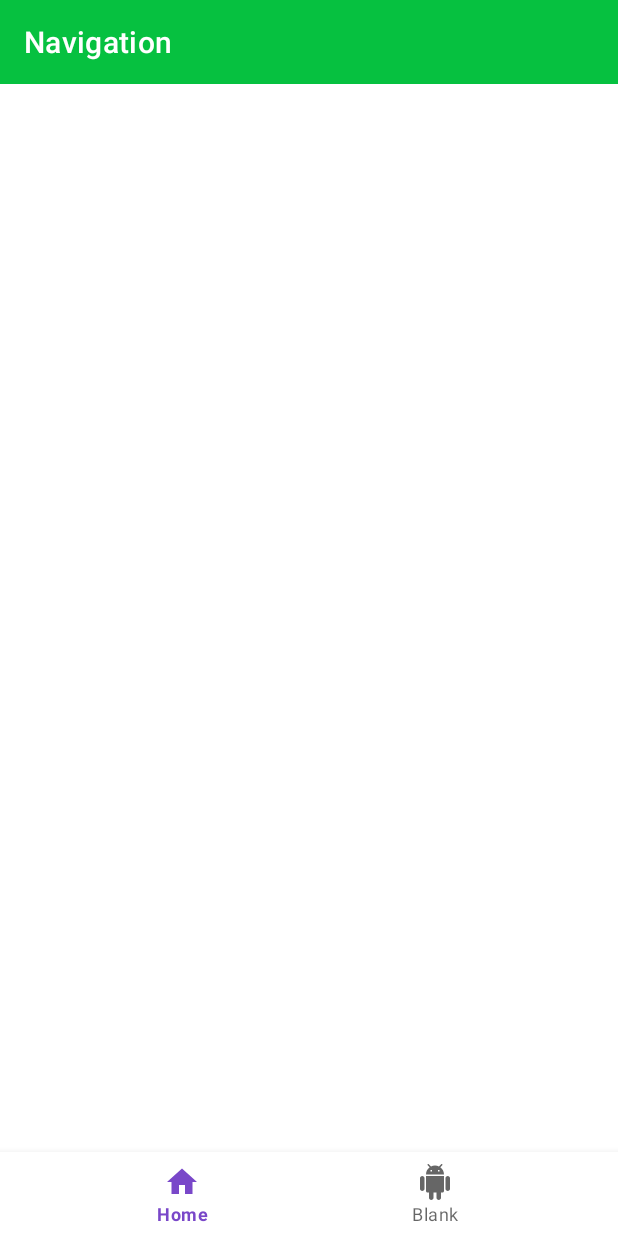
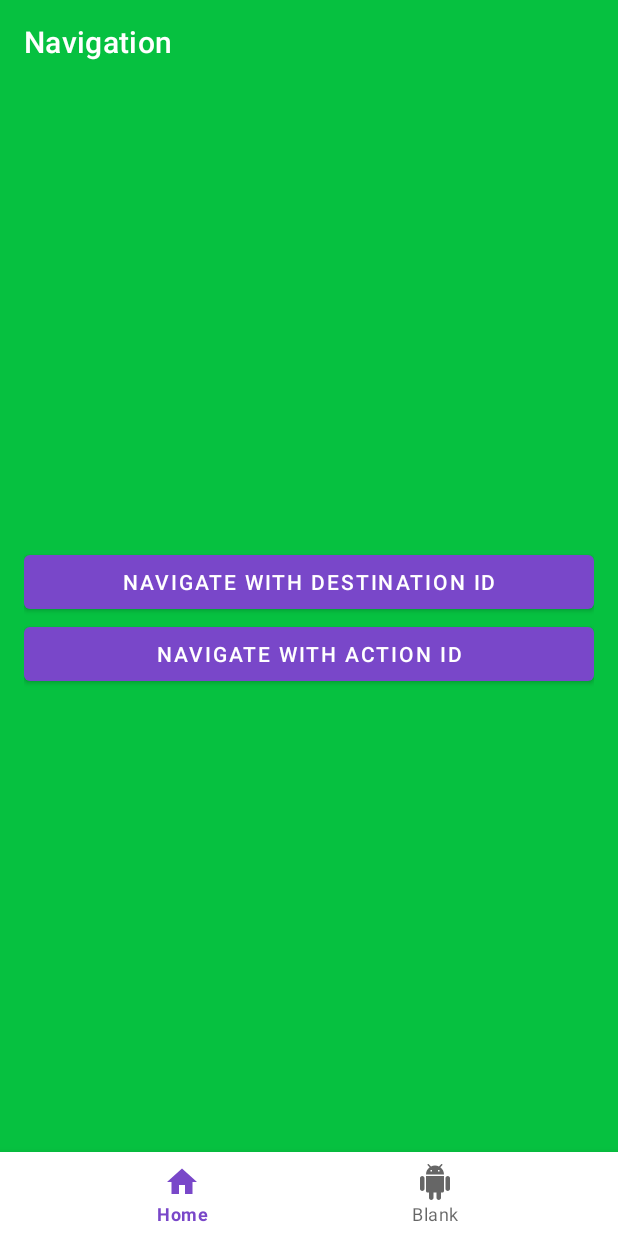
Before and after one commit to irvingDevMobi/navigation, an Android app: the screen it shows after launch (MainActivity), on a phone screen of 412 x 824 dp. Run offline under Robolectric (Android 15) with nearby library versions, the phone set to English and light mode, and no system bars; our stand-ins replace navigation-ui.

Commit message:
final exercise

```diff
--- a/app/build.gradle
+++ b/app/build.gradle
@@ -2,7 +2,7 @@ plugins {
     id 'com.android.application'
     id 'org.jetbrains.kotlin.android'
     // TODO: 7b add safe-args plugin
-    //id 'androidx.navigation.safeargs'
+    id 'androidx.navigation.safeargs'
 }
 
 android {
@@ -54,6 +54,6 @@ dependencies {
 
     // TODO: 1 add dependencies
     def nav_version = "2.5.3"
-    //implementation("androidx.navigation:navigation-fragment-ktx:$nav_version")
-    //implementation("androidx.navigation:navigation-ui-ktx:$nav_version")
+    implementation("androidx.navigation:navigation-fragment-ktx:$nav_version")
+    implementation("androidx.navigation:navigation-ui-ktx:$nav_version")
 }
--- a/app/src/main/java/com/wizeline/academy/myapplication/GoldenUserFragment.kt
+++ b/app/src/main/java/com/wizeline/academy/myapplication/GoldenUserFragment.kt
@@ -6,6 +6,7 @@ import android.view.View
 import android.view.ViewGroup
 import android.widget.Button
 import androidx.fragment.app.Fragment
+import androidx.navigation.fragment.findNavController
 
 /**
  * A simple [Fragment] subclass.
@@ -26,7 +27,10 @@ class GoldenUserFragment : Fragment() {
         // Inflate the layout for this fragment
         val view = inflater.inflate(R.layout.fragment_golden_user, container, false)
         view.findViewById<Button>(R.id.goldenButton)?.setOnClickListener {
-            // TODO: 8b go to home Fragment
+            findNavController().navigate(R.id.action_goldenUserFragment_to_homeFragment)
+        }
+        view.findViewById<Button>(R.id.goldenButton2)?.setOnClickListener {
+            findNavController().navigate(R.id.action_goldenUserFragment_to_blackFragment)
         }
         return view
     }
--- a/app/src/main/java/com/wizeline/academy/myapplication/MainActivity.kt
+++ b/app/src/main/java/com/wizeline/academy/myapplication/MainActivity.kt
@@ -3,6 +3,9 @@ package com.wizeline.academy.myapplication
 import android.os.Bundle
 import androidx.appcompat.app.AppCompatActivity
 import androidx.appcompat.widget.Toolbar
+import androidx.navigation.fragment.NavHostFragment
+import androidx.navigation.ui.setupWithNavController
+import com.google.android.material.bottomnavigation.BottomNavigationView
 
 class MainActivity : AppCompatActivity() {
 
@@ -18,5 +21,12 @@ class MainActivity : AppCompatActivity() {
         // TODO 9a: Make bottom navigation view works
         // NOTE: verify menu ids match with destinations ids
 
+        val host = supportFragmentManager.findFragmentById(R.id.nav_host) as NavHostFragment? ?: return
+        val navController = host.navController
+
+        val bottomNavigationView = findViewById<BottomNavigationView>(R.id.bottom_nav_view)
+        bottomNavigationView?.setupWithNavController(navController)
+
+
     }
 }
--- a/app/src/main/res/layout/activity_main.xml
+++ b/app/src/main/res/layout/activity_main.xml
@@ -15,12 +15,14 @@
         android:theme="@style/ThemeOverlay.MaterialComponents.Dark.ActionBar" />
 
     <!-- TODO: 3 Add Nav Fragment-->
-    <androidx.appcompat.widget.LinearLayoutCompat
+    <fragment
         android:id="@+id/nav_host"
         android:layout_width="match_parent"
         android:layout_height="0dp"
         android:layout_weight="1"
-
+        android:name="androidx.navigation.fragment.NavHostFragment"
+        app:navGraph="@navigation/nav_graph"
+        app:defaultNavHost="true"
         />
 
     <com.google.android.material.bottomnavigation.BottomNavigationView
--- a/app/src/main/res/menu/bottom_nav_menu.xml
+++ b/app/src/main/res/menu/bottom_nav_menu.xml
@@ -2,10 +2,12 @@
 <menu xmlns:android="http://schemas.android.com/apk/res/android">
     <!-- TODO: 9b use same id of destination-->
     <item
+        android:id="@id/homeFragment"
         android:icon="@drawable/ic_home"
         android:title="@string/home" />
 
     <item
+        android:id="@id/blankFragment"
         android:icon="@drawable/ic_android"
         android:title="@string/blank" />
 </menu>
--- /dev/null
+++ b/app/src/main/res/navigation/nav_graph.xml
@@ -0,0 +1,59 @@
+<?xml version="1.0" encoding="utf-8"?>
+<navigation xmlns:android="http://schemas.android.com/apk/res/android"
+    xmlns:app="http://schemas.android.com/apk/res-auto"
+    xmlns:tools="http://schemas.android.com/tools"
+    android:id="@+id/nav_graph"
+    app:startDestination="@id/homeFragment">
+
+    <fragment
+        android:id="@+id/homeFragment"
+        android:name="com.wizeline.academy.myapplication.HomeFragment"
+        android:label="fragment_home"
+        tools:layout="@layout/fragment_home" >
+        <action
+            app:enterAnim="@anim/slide_in_right"
+            app:exitAnim="@anim/slide_out_left"
+            app:popEnterAnim="@anim/slide_in_left"
+            app:popExitAnim="@anim/slide_out_right"
+            android:id="@+id/action_homeFragment_to_blackUserFragment"
+            app:destination="@id/blackUserFragment" />
+    </fragment>
+    <fragment
+        android:id="@+id/settingsFragment"
+        android:name="com.wizeline.academy.myapplication.SettingsFragment"
+        android:label="SettingsFragment" />
+    <fragment
+        android:id="@+id/blackUserFragment"
+        android:name="com.wizeline.academy.myapplication.BlackUserFragment"
+        android:label="fragment_black_user"
+        tools:layout="@layout/fragment_black_user" >
+        <action
+            android:id="@+id/action_blackUserFragment_to_goldenUserFragment"
+            app:destination="@id/goldenUserFragment" />
+        <argument
+            android:name="userName"
+            app:argType="string"
+            android:defaultValue='' />
+        <argument
+            android:name="courseName"
+            app:argType="string"
+            android:defaultValue='' />
+    </fragment>
+    <fragment
+        android:id="@+id/blankFragment"
+        android:name="com.wizeline.academy.myapplication.BlankFragment"
+        android:label="fragment_blank"
+        tools:layout="@layout/fragment_blank" />
+    <fragment
+        android:id="@+id/goldenUserFragment"
+        android:name="com.wizeline.academy.myapplication.GoldenUserFragment"
+        android:label="fragment_golden_user"
+        tools:layout="@layout/fragment_golden_user" >
+        <action
+            android:id="@+id/action_goldenUserFragment_to_homeFragment"
+            app:popUpTo="@id/homeFragment" />
+        <action
+            android:id="@+id/action_goldenUserFragment_to_blackFragment"
+            app:popUpTo="@id/blackUserFragment" />
+    </fragment>
+</navigation>
--- a/build.gradle
+++ b/build.gradle
@@ -6,7 +6,7 @@ buildscript {
     dependencies {
         def nav_version = "2.5.3"
         // TODO: 7a add safe-args plugin
-        //classpath "androidx.navigation:navigation-safe-args-gradle-plugin:$nav_version"
+        classpath "androidx.navigation:navigation-safe-args-gradle-plugin:$nav_version"
     }
 }
 
```
Also changed, not shown: app/src/main/java/com/wizeline/academy/myapplication/BlackUserFragment.kt (+10 -1 lines), app/src/main/java/com/wizeline/academy/myapplication/HomeFragment.kt (+10 -2 lines), app/src/main/res/layout/fragment_golden_user.xml (+11 -2 lines).
